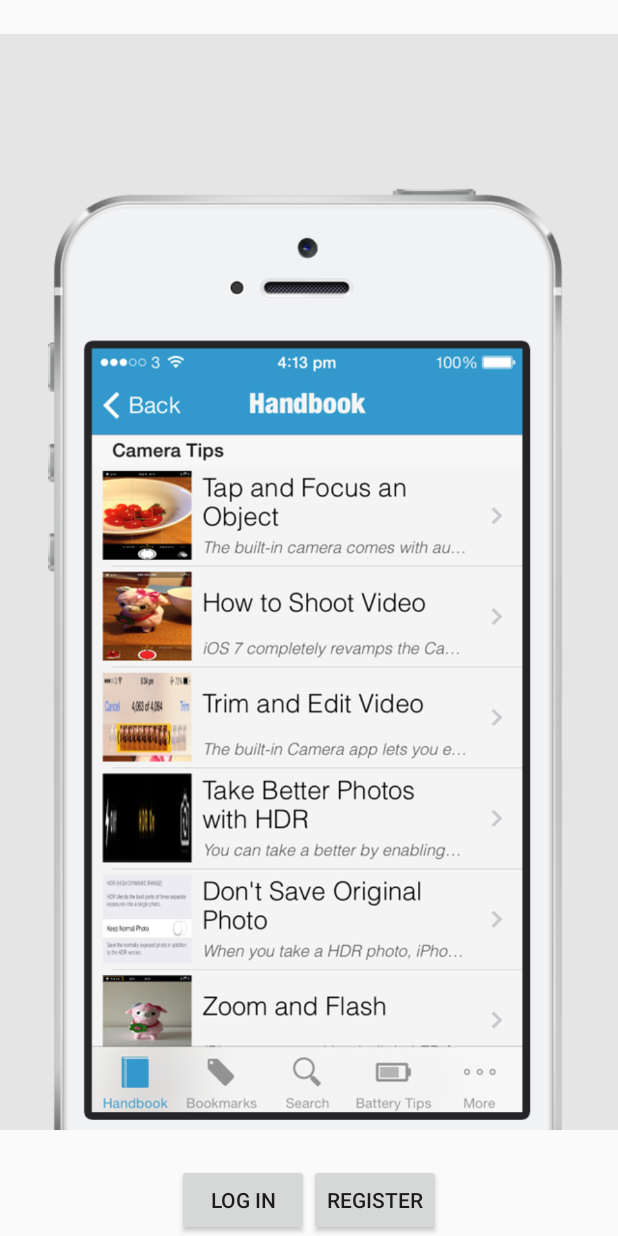
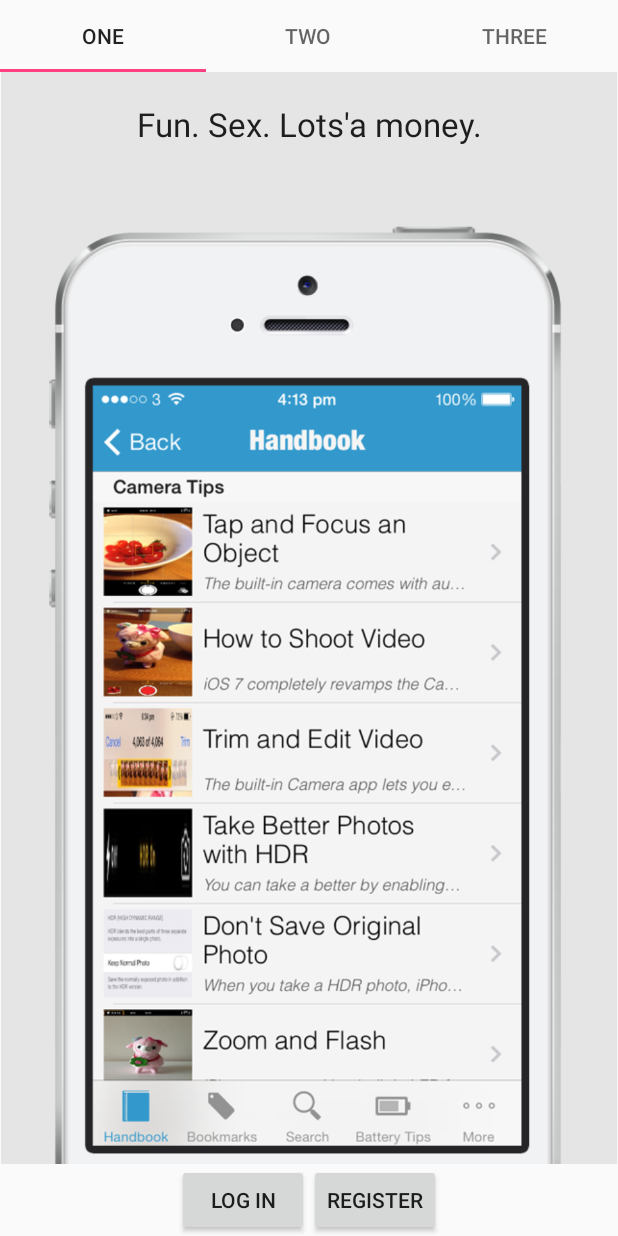
Before and after one commit to PhilibertDugas/Carko, an Android app: the screen it shows after launch (MainActivity), on a phone screen of 412 x 824 dp. Run offline under Robolectric (Android 15) with nearby library versions, the phone set to English and light mode, and no system bars.

Commit message:
(Android) Found my way around implementing tabs

```diff
--- a/Android/Carko/app/src/main/AndroidManifest.xml
+++ b/Android/Carko/app/src/main/AndroidManifest.xml
@@ -51,6 +51,10 @@
         <activity
             android:name=".MostViewedActivity"
             android:label="@string/title_activity_most_viewed"
+            android:theme="@style/AppTheme" />
+        <activity
+            android:name=".ParkingDetailActivity"
+            android:label="@string/title_activity_parking_detail"
             android:theme="@style/AppTheme"></activity>
     </application>
 
--- a/Android/Carko/app/src/main/java/com/carko/carko/MainActivity.java
+++ b/Android/Carko/app/src/main/java/com/carko/carko/MainActivity.java
@@ -1,6 +1,8 @@
 package com.carko.carko;
 
 import android.content.Intent;
+import android.support.design.widget.TabLayout;
+import android.support.v4.view.ViewPager;
 import android.support.v7.app.AppCompatActivity;
 import android.os.Bundle;
 import android.view.View;
@@ -8,10 +10,52 @@ import android.widget.EditText;
 
 public class MainActivity extends AppCompatActivity {
 
+    private TabLayout tabLayout;
+    private ViewPager viewPager;
+    private MainViewPagerAdapter viewPagerAdapter;
+
     @Override
     protected void onCreate(Bundle savedInstanceState) {
         super.onCreate(savedInstanceState);
         setContentView(R.layout.activity_main);
+
+        tabLayout = (TabLayout) findViewById(R.id.main_tab_layout);
+        viewPager = (ViewPager) findViewById(R.id.main_view_pager);
+        viewPagerAdapter = new MainViewPagerAdapter(getSupportFragmentManager());
+
+        viewPager.setAdapter(viewPagerAdapter);
+
+        final TabLayout.Tab one = tabLayout.newTab();
+        final TabLayout.Tab two= tabLayout.newTab();
+        final TabLayout.Tab three = tabLayout.newTab();
+
+        one.setText("ONE");
+        two.setText("TWO");
+        three.setText("THREE");
+
+        tabLayout.addTab(one, 0);
+        tabLayout.addTab(two, 1);
+        tabLayout.addTab(three, 2);
+
+        viewPager.addOnPageChangeListener(new TabLayout.TabLayoutOnPageChangeListener(tabLayout));
+
+        // Create a tab listener that is called when the user changes tabs.
+        tabLayout.addOnTabSelectedListener(new TabLayout.OnTabSelectedListener() {
+            @Override
+            public void onTabSelected(TabLayout.Tab tab) {
+                viewPager.setCurrentItem(tab.getPosition());
+            }
+
+            @Override
+            public void onTabUnselected(TabLayout.Tab tab) {
+
+            }
+
+            @Override
+            public void onTabReselected(TabLayout.Tab tab) {
+
+            }
+        });
     }
 
     /** Called when the user clicks the Sign in button */
--- /dev/null
+++ b/Android/Carko/app/src/main/java/com/carko/carko/MainTabFragment.java
@@ -0,0 +1,18 @@
+package com.carko.carko;
+
+import android.os.Bundle;
+import android.support.v4.app.Fragment;
+import android.view.LayoutInflater;
+import android.view.View;
+import android.view.ViewGroup;
+
+/**
+ * Created by fabrice on 2016-11-16.
+ */
+
+public class MainTabFragment extends Fragment {
+    @Override
+    public View onCreateView(LayoutInflater inflater, ViewGroup container, Bundle savedInstanceState){
+        return inflater.inflate(R.layout.main_tab_item, container, false);
+    }
+}
--- /dev/null
+++ b/Android/Carko/app/src/main/java/com/carko/carko/MainViewPagerAdapter.java
@@ -0,0 +1,27 @@
+package com.carko.carko;
+
+import android.support.v4.app.Fragment;
+import android.support.v4.app.FragmentManager;
+import android.support.v4.app.FragmentStatePagerAdapter;
+
+/**
+ * Created by fabrice on 2016-11-16.
+ */
+
+public class MainViewPagerAdapter extends FragmentStatePagerAdapter {
+
+    public MainViewPagerAdapter(FragmentManager fm){
+        super(fm);
+    }
+
+    @Override
+    public Fragment getItem(int position){
+        return new MainTabFragment();
+    }
+
+    @Override
+    public int getCount(){
+        return 3;
+    }
+
+}
--- a/Android/Carko/app/src/main/java/com/carko/carko/ParkingsMapActivity.java
+++ b/Android/Carko/app/src/main/java/com/carko/carko/ParkingsMapActivity.java
@@ -3,7 +3,6 @@ package com.carko.carko;
 import android.content.Intent;
 import android.support.v4.app.FragmentActivity;
 import android.os.Bundle;
-import android.util.Log;
 import android.view.View;
 import android.widget.Button;
 import android.widget.Toast;
@@ -78,7 +77,7 @@ public class ParkingsMapActivity extends FragmentActivity implements
 
         //TODO: eventually customize the info window
         View customInfoWindow = null;
-        View customInfoContent = getLayoutInflater().inflate(R.layout.marker_info_content, null);
+        View customInfoContent = getLayoutInflater().inflate(R.layout.content_marker_info, null);
         mMap.setInfoWindowAdapter(new ParkingInfoWindowAdapter(customInfoWindow, customInfoContent));
 
     }
--- a/Android/Carko/app/src/main/res/layout/activity_main.xml
+++ b/Android/Carko/app/src/main/res/layout/activity_main.xml
@@ -7,12 +7,25 @@
     android:layout_height="match_parent"
     android:orientation="vertical">
 
-    <ImageView
-        android:layout_width="wrap_content"
+
+    <LinearLayout
+        android:layout_width="match_parent"
         android:layout_height="0dp"
-        app:srcCompat="@drawable/page1"
-        android:id="@+id/imageView"
-        android:layout_weight="1" />
+        android:layout_weight="1"
+        android:orientation="vertical">
+
+        <android.support.design.widget.TabLayout
+            android:layout_width="match_parent"
+            android:layout_height="wrap_content"
+            android:layout_gravity="center"
+            android:id="@+id/main_tab_layout" />
+
+        <android.support.v4.view.ViewPager
+            android:layout_width="match_parent"
+            android:layout_height="match_parent"
+            android:id="@+id/main_view_pager"/>
+
+    </LinearLayout>
 
     <LinearLayout
         android:layout_width="match_parent"
--- a/Android/Carko/app/src/main/res/layout/marker_info_content.xml
+++ b/Android/Carko/app/src/main/res/layout/content_marker_info.xml
@@ -15,7 +15,7 @@
         android:paddingEnd="10dp"
         android:paddingRight="10dp"
         android:id="@+id/marker_info_icon"
-        android:src="@drawable/pacmanjaune"/>
+        android:src="@drawable/ghost"/>
 
     <TextView
         android:layout_width="wrap_content"
--- /dev/null
+++ b/Android/Carko/app/src/main/res/layout/main_tab_item.xml
@@ -0,0 +1,18 @@
+<?xml version="1.0" encoding="utf-8"?>
+<RelativeLayout xmlns:android="http://schemas.android.com/apk/res/android"
+    android:layout_width="match_parent"
+    android:layout_height="match_parent">
+
+    <ImageView
+        android:layout_width="match_parent"
+        android:layout_height="wrap_content"
+        android:src="@drawable/page1"/>
+
+    <TextView
+        android:layout_width="match_parent"
+        android:layout_height="wrap_content"
+        android:paddingTop="20dp"
+        android:gravity="center"
+        android:textAppearance="?android:attr/textAppearanceLarge"
+        android:text="@string/tab1_text"/>
+</RelativeLayout>
--- a/Android/Carko/app/src/main/res/values/strings.xml
+++ b/Android/Carko/app/src/main/res/values/strings.xml
@@ -5,6 +5,7 @@
     <string name="title_activity_main">Carko</string>
     <string name="login_button">Log in</string>
     <string name="register_button">Register</string>
+    <string name="tab1_text">Fun. Sex. Lots\'a money.</string>
 
     <!-- Login -->
     <string name="title_activity_login">Sign in</string>
@@ -31,5 +32,6 @@
 
     <!-- Marker info -->
     <string name="marker_info_tap">Tap to continue...</string>
+    <string name="title_activity_parking_detail">ParkingDetailActivity</string>
 
 </resources>
```
Also changed, not shown: Android/Carko/app/src/main/java/com/carko/carko/ParkingDetailActivity.java (added, +20 -0 lines), Android/Carko/app/src/main/res/layout/activity_parking_detail.xml (added, +26 -0 lines), Android/Carko/app/src/main/res/layout/content_parking_detail.xml (added, +16 -0 lines).
